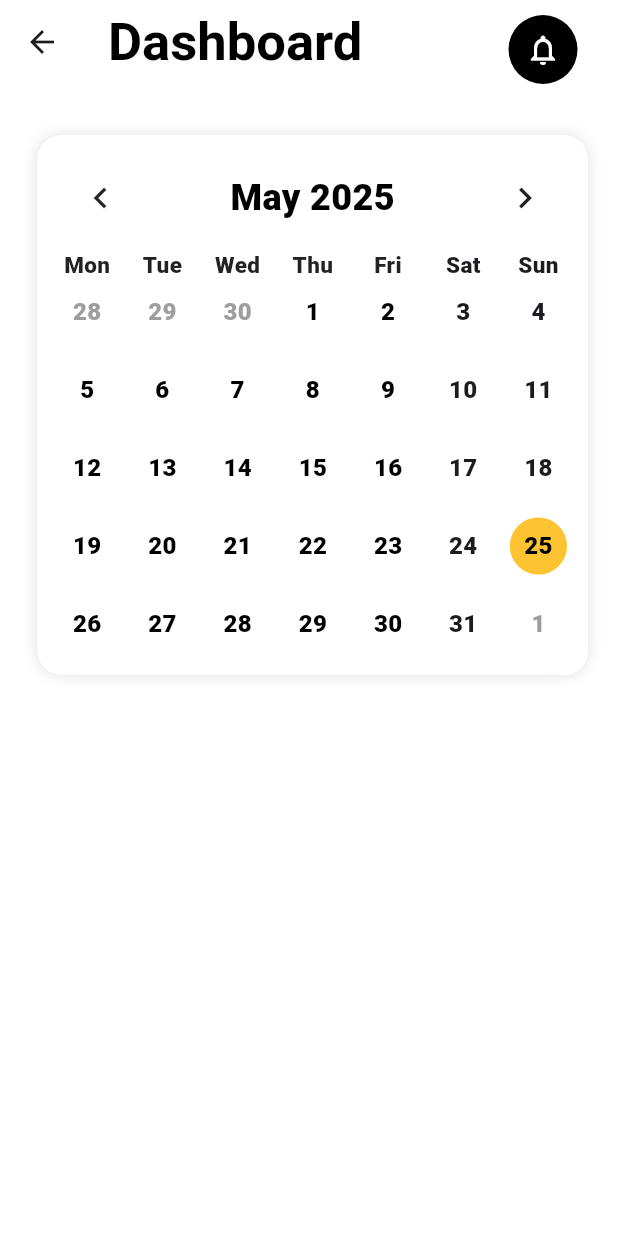
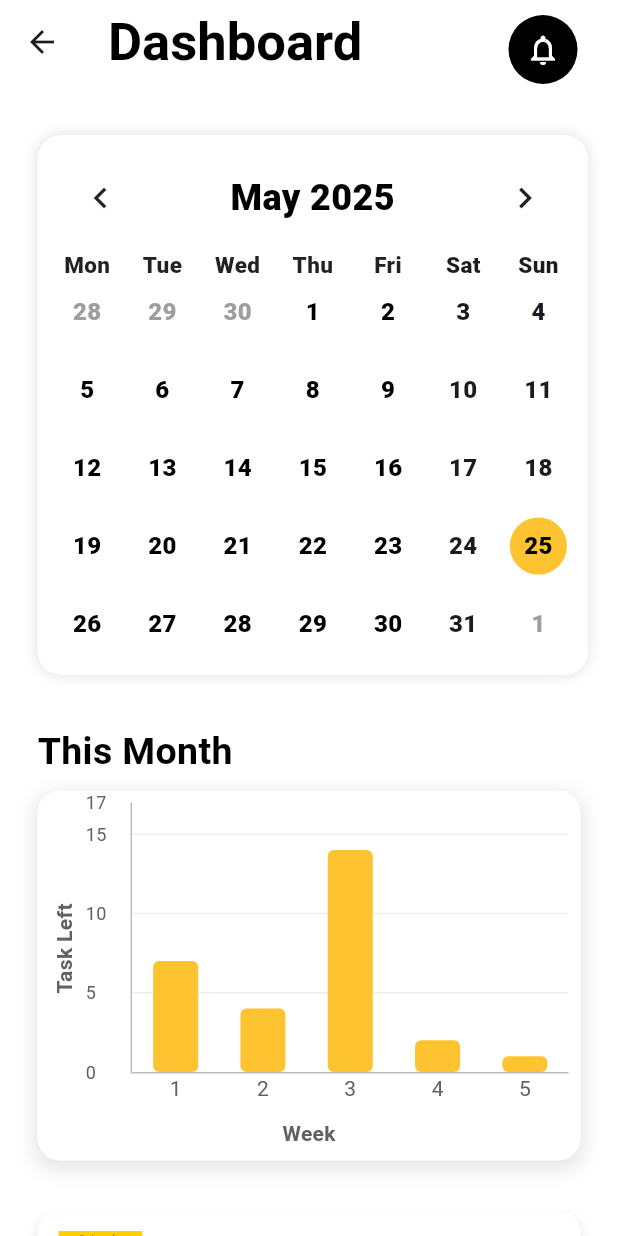
Before and after one commit to Javinpro/ALP-Semester-4-JAM-, a Flutter app: the DashboardPage screen opened directly, on a phone screen of 412 x 824 dp. Run offline on Flutter 3.47's test engine with Material 3 defaults, Android fonts, the light colour scheme and no system bars; drawn by our look-alikes of fl_chart, table_calendar; our stand-ins replace image_picker.

Commit message:
added chart widget (details in desc)
- added chart widget
- implemented chart widget to dashboard
- added make to do in dashboard

```diff
--- /dev/null
+++ b/frontend/lib/chart_widget.dart
@@ -0,0 +1,160 @@
+import 'package:fl_chart/fl_chart.dart';
+import 'package:flutter/material.dart';
+import 'package:jam/colors.dart';
+
+int bar_1 = 7;
+int bar_2 = 4;
+int bar_3 = 14;
+int bar_4 = 2;
+int bar_5 = 1;
+
+class WeeklyCompletionBarChart extends StatelessWidget {
+  final List<int> completedTasks;
+
+  const WeeklyCompletionBarChart({super.key, required this.completedTasks});
+
+  @override
+  Widget build(BuildContext context) {
+    return Container(
+      decoration: BoxDecoration(
+        borderRadius: BorderRadius.circular(15),
+        color: Colors.white,
+        boxShadow: [
+          BoxShadow(
+            color: Colors.black.withValues(alpha: .1),
+            spreadRadius: 2,
+            blurRadius: 10,
+            offset: const Offset(0, 4),
+          ),
+        ],
+      ),
+      child: Padding(
+        padding: const EdgeInsets.all(8.0),
+        child: AspectRatio(
+          aspectRatio: 1.5,
+          child: Column(
+            children: [
+              Expanded(
+                child: Row(
+                  children: [
+                    RotatedBox(
+                      quarterTurns: -1,
+                      child: Padding(
+                        padding: const EdgeInsets.only(left: 8.0),
+                        child: Text(
+                          'Task Left',
+                          style: TextStyle(
+                            fontSize: 14,
+                            fontWeight: FontWeight.bold,
+                            color: Colors.grey[700],
+                          ),
+                        ),
+                      ),
+                    ),
+                    const SizedBox(width: 4),
+                    Expanded(
+                      child: BarChart(
+                        BarChartData(
+                          alignment: BarChartAlignment.spaceAround,
+                          maxY: (completedTasks.reduce((a, b) => a > b ? a : b) * 1.2)
+                              .ceilToDouble(),
+                          barTouchData: BarTouchData(enabled: true),
+                          titlesData: FlTitlesData(
+                            leftTitles: AxisTitles(
+                              sideTitles: SideTitles(
+                                showTitles: true,
+                                reservedSize: 30,
+                                getTitlesWidget: (value, meta) {
+                                  return Text(
+                                    value.toInt().toString(),
+                                    style: TextStyle(
+                                      fontSize: 12,
+                                      color: Colors.grey[700],
+                                    ),
+                                  );
+                                },
+                              ),
+                            ),
+                            bottomTitles: AxisTitles(
+                              sideTitles: SideTitles(
+                                showTitles: true,
+                                getTitlesWidget: (value, _) {
+                                  switch (value.toInt()) {
+                                    case 0: return Text('1', style: TextStyle(color: Colors.grey[700]));
+                                    case 1: return Text('2', style: TextStyle(color: Colors.grey[700]));
+                                    case 2: return Text('3', style: TextStyle(color: Colors.grey[700]));
+                                    case 3: return Text('4', style: TextStyle(color: Colors.grey[700]));
+                                    case 4: return Text('5', style: TextStyle(color: Colors.grey[700]));
+                                    default: return const Text('');
+                                  }
+                                },
+                              ),
+                            ),
+                            topTitles: AxisTitles(
+                              sideTitles: SideTitles(showTitles: false),
+                            ),
+                            rightTitles: AxisTitles(
+                              sideTitles: SideTitles(showTitles: false),
+                            ),
+                          ),
+                          // Add these lines for axis borders
+                          borderData: FlBorderData(
+                            show: true,
+                            border: Border(
+                              bottom: BorderSide(
+                                color: Colors.grey[400]!,
+                                width: 1,
+                              ),
+                              left: BorderSide(
+                                color: Colors.grey[400]!,
+                                width: 1,
+                              ),
+                            ),
+                          ),
+                          // Add these lines for grid lines
+                          gridData: FlGridData(
+                            show: true,
+                            drawVerticalLine: false,
+                            horizontalInterval: 5,
+                            getDrawingHorizontalLine: (value) {
+                              return FlLine(
+                                color: Colors.grey[200]!,
+                                strokeWidth: 1,
+                              );
+                            },
+                          ),
+                          barGroups: List.generate(completedTasks.length, (index) {
+                            return BarChartGroupData(
+                              x: index,
+                              barRods: [
+                                BarChartRodData(
+                                  toY: completedTasks[index].toDouble(),
+                                  color: primaryColor,
+                                  width: 30,
+                                  borderRadius: BorderRadius.circular(4),
+                                ),
+                              ],
+                            );
+                          }),
+                        ),
+                      ),
+                    ),
+                  ],
+                ),
+              ),
+              const SizedBox(height: 8),
+              Text(
+                'Week',
+                style: TextStyle(
+                  fontSize: 14,
+                  fontWeight: FontWeight.bold,
+                  color: Colors.grey[700],
+                ),
+              ),
+            ],
+          ),
+        ),
+      ),
+    );
+  }
+}
--- a/frontend/lib/dashboard_page.dart
+++ b/frontend/lib/dashboard_page.dart
@@ -3,14 +3,22 @@ import 'package:jam/colors.dart';
 import 'package:jam/text_template.dart';
 
 import 'notification.dart';
+import 'calendar_widget.dart';
+import 'chart_widget.dart';
 
-import 'calendar_widget.dart';
+// int bar_1 = 7;
+// int bar_2 = 4;
+// int bar_3 = 14;
+// int bar_4 = 2;
+// int bar_5 = 1;
 
 class DashboardPage extends StatelessWidget {
   const DashboardPage({super.key});
 
   @override
   Widget build(BuildContext context) {
+    List<int> completedTasks = [bar_1, bar_2, bar_3, bar_4, bar_5];
+
     return Scaffold(
       backgroundColor: backgroundColor,
       appBar: PreferredSize(
@@ -24,7 +32,7 @@ class DashboardPage extends StatelessWidget {
               margin: const EdgeInsets.only(right: 20.0, top: 10.0),
               child: CircleAvatar(
                 backgroundColor: secondaryColor,
-                radius: 30, // Increased size
+                radius: 30,
                 child: IconButton(
                   icon: const Icon(
                     Icons.notifications_none,
@@ -44,8 +52,8 @@ class DashboardPage extends StatelessWidget {
           ],
         ),
       ),
-
-      body: Column(
+      body: SingleChildScrollView(
+        child: Column(
           children: [
             Padding(
               padding: const EdgeInsets.only(
@@ -56,8 +64,80 @@ class DashboardPage extends StatelessWidget {
               ),
               child: CalendarWidget(),
             ),
-          // You can add more widgets below if needed
+            Padding(
+              padding: const EdgeInsets.symmetric(horizontal: 25.0),
+              child: Column(
+                crossAxisAlignment: CrossAxisAlignment.start,
+                children: [
+                  const Padding(
+                    padding: EdgeInsets.only(bottom: 8.0, top: 8.0),
+                    child: Padding(
+                      padding: EdgeInsets.only(bottom: 0),
+                      child: Text(
+                        'This Month',
+                        style: TextStyle(
+                          fontSize: 25,
+                          fontWeight: FontWeight.bold,
+                          color: Colors.black,
+                        ),
+                      ),
+                    ),
+                  ),
+                  WeeklyCompletionBarChart(completedTasks: completedTasks),
+                  const SizedBox(height: 35),
+                  Container(
+                    padding: const EdgeInsets.all(12),
+                    decoration: BoxDecoration(
+                      color: backgroundColor,
+                      borderRadius: BorderRadius.circular(12),
+                      boxShadow: [
+                        BoxShadow(
+                          color: Colors.black.withValues(alpha: .1),
+                          blurRadius: 6,
+                          offset: const Offset(0, 3),
+                        ),
                       ],
+                    ),
+                    child: Row(
+                      children: [
+                        Image.asset(
+                          'assets/img/maketodo.png',
+                          height: 60,
+                          // width: 30,
+                        ),
+                        const SizedBox(width: 12),
+                        const Expanded(
+                          child: Column(
+                            crossAxisAlignment: CrossAxisAlignment.start,
+                            children: [
+                              Text(
+                                'Make To Do',
+                                style: TextStyle(
+                                  fontSize: 20,
+                                  fontWeight: FontWeight.bold,
+                                  color: secondaryColor
+                                ),
+                              ),
+                              // SizedBox(height: 4),
+                              // Text(
+                              //   'Select a task to make to do.',
+                              //   style: TextStyle(
+                              //     fontSize: 14,
+                              //     color: secondaryColor
+                              //   ),
+                              // ),
+                            ],
+                          ),
+                        ),
+                      ],
+                    ),
+                  ),
+                  const SizedBox(height: 200), // mitigasi bottom navbar
+                ],
+              ),
+            ),
+          ],
+        ),
       ),
     );
   }
--- a/frontend/pubspec.yaml
+++ b/frontend/pubspec.yaml
@@ -17,6 +17,7 @@ dev_dependencies:
     sdk: flutter
   flutter_lints: ^5.0.0
   table_calendar: ^3.2.0
+  fl_chart: ^0.63.0
 
 flutter:
   uses-material-design: true
```
Also changed, not shown: frontend/lib/test.dart (+59 -110 lines), frontend/assets/img/maketodo.png (added), frontend/pubspec.lock. Lines whose indentation alone changed are shown as unchanged.
